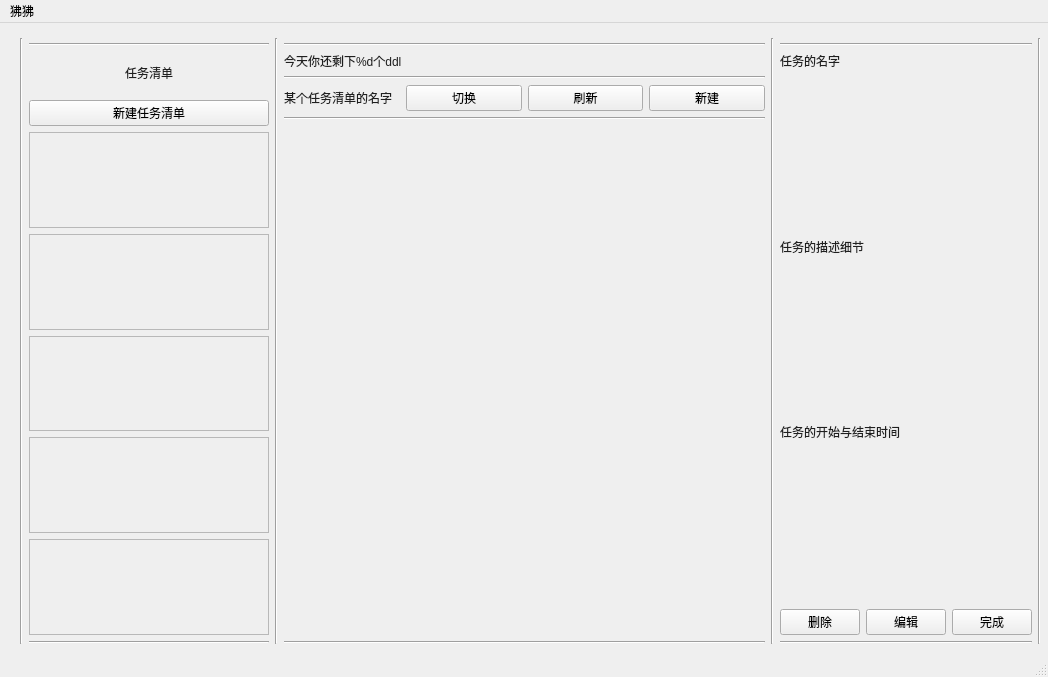
Before: the Qt Designer form mainwindow.ui in interestingLSY/DDL-Firewall, drawn with Qt 5.
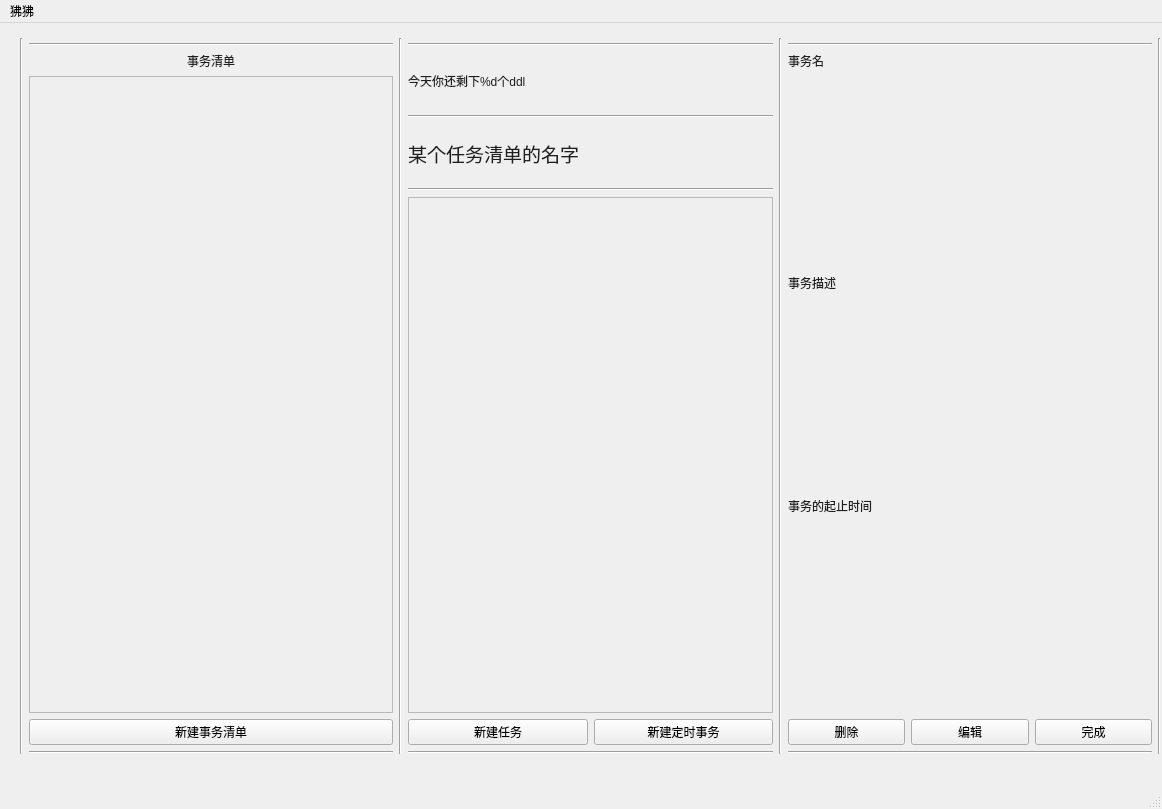
After: the same form once the commit is applied. Custom widgets are drawn as their Qt base class.

Commit message: 添加了以下功能： - 选择事务列表 - 添加事务列表 - 添加两类事件

```diff
--- a/mainwindow.ui
+++ b/mainwindow.ui
@@ -6,8 +6,8 @@
    <rect>
     <x>0</x>
     <y>0</y>
-    <width>1048</width>
-    <height>677</height>
+    <width>1162</width>
+    <height>809</height>
    </rect>
   </property>
   <property name="windowTitle">
@@ -19,11 +19,14 @@
      <rect>
       <x>20</x>
       <y>10</y>
-      <width>1021</width>
-      <height>611</height>
+      <width>1141</width>
+      <height>721</height>
      </rect>
     </property>
-    <layout class="QHBoxLayout" name="laymain" stretch="1,5,1,10,1,5,1">
+    <layout class="QHBoxLayout" name="laymain" stretch="0,1,0,1,0,1,0">
+     <property name="sizeConstraint">
+      <enum>QLayout::SetDefaultConstraint</enum>
+     </property>
      <property name="topMargin">
       <number>5</number>
      </property>
@@ -35,7 +38,7 @@
       </widget>
      </item>
      <item>
-      <layout class="QVBoxLayout" name="left" stretch="1,3,3,36,1">
+      <layout class="QVBoxLayout" name="left" stretch="10,0,0,0,0">
        <property name="topMargin">
         <number>5</number>
        </property>
@@ -56,77 +59,55 @@
           <set>Qt::ImhLatinOnly</set>
          </property>
          <property name="text">
-          <string>任务清单</string>
+          <string>事务清单</string>
          </property>
          <property name="alignment">
           <set>Qt::AlignCenter</set>
          </property>
         </widget>
        </item>
+       <item>
+        <widget class="QScrollArea" name="scrollArea">
+         <property name="widgetResizable">
+          <bool>true</bool>
+         </property>
+         <widget class="QWidget" name="scroll_tasklists">
+          <property name="geometry">
+           <rect>
+            <x>0</x>
+            <y>0</y>
+            <width>360</width>
+            <height>611</height>
+           </rect>
+          </property>
+          <widget class="QWidget" name="verticalLayoutWidget">
+           <property name="geometry">
+            <rect>
+             <x>0</x>
+             <y>0</y>
+             <width>361</width>
+             <height>611</height>
+            </rect>
+           </property>
+           <layout class="QVBoxLayout" name="layout_tasklists">
+            <property name="sizeConstraint">
+             <enum>QLayout::SetMaximumSize</enum>
+            </property>
+           </layout>
+          </widget>
+         </widget>
+        </widget>
+       </item>
        <item>
         <widget class="QPushButton" name="btn_left_create_tasklist">
          <property name="styleSheet">
           <string notr="true"/>
          </property>
          <property name="text">
-          <string>新建任务清单</string>
+          <string>新建事务清单</string>
          </property>
         </widget>
        </item>
-       <item>
-        <layout class="QVBoxLayout" name="left_inside">
-         <item>
-          <widget class="QFrame" name="frame">
-           <property name="frameShape">
-            <enum>QFrame::StyledPanel</enum>
-           </property>
-           <property name="frameShadow">
-            <enum>QFrame::Raised</enum>
-           </property>
-          </widget>
-         </item>
-         <item>
-          <widget class="QFrame" name="frame_5">
-           <property name="frameShape">
-            <enum>QFrame::StyledPanel</enum>
-           </property>
-           <property name="frameShadow">
-            <enum>QFrame::Raised</enum>
-           </property>
-          </widget>
-         </item>
-         <item>
-          <widget class="QFrame" name="frame_3">
-           <property name="frameShape">
-            <enum>QFrame::StyledPanel</enum>
-           </property>
-           <property name="frameShadow">
-            <enum>QFrame::Raised</enum>
-           </property>
-          </widget>
-         </item>
-         <item>
-          <widget class="QFrame" name="frame_4">
-           <property name="frameShape">
-            <enum>QFrame::StyledPanel</enum>
-           </property>
-           <property name="frameShadow">
-            <enum>QFrame::Raised</enum>
-           </property>
-          </widget>
-         </item>
-         <item>
-          <widget class="QFrame" name="frame_2">
-           <property name="frameShape">
-            <enum>QFrame::StyledPanel</enum>
-           </property>
-           <property name="frameShadow">
-            <enum>QFrame::Raised</enum>
-           </property>
-          </widget>
-         </item>
-        </layout>
-       </item>
        <item>
         <widget class="Line" name="line_8">
          <property name="orientation">
@@ -144,9 +125,9 @@
       </widget>
      </item>
      <item>
-      <layout class="QVBoxLayout" name="midpoint" stretch="0,0,0,3,0,35,0">
+      <layout class="QVBoxLayout" name="midpoint" stretch="0,1,0,1,0,9,1,0">
        <property name="sizeConstraint">
-        <enum>QLayout::SetNoConstraint</enum>
+        <enum>QLayout::SetDefaultConstraint</enum>
        </property>
        <property name="topMargin">
         <number>5</number>
@@ -177,40 +158,19 @@
         </widget>
        </item>
        <item>
-        <layout class="QHBoxLayout" name="horizontalLayout">
-         <item>
-          <widget class="QLabel" name="lab_tasklist_name">
-           <property name="styleSheet">
-            <string notr="true">font: 25 11pt '宋体';
-color: rgb(31,31,31);</string>
-           </property>
-           <property name="text">
-            <string>某个任务清单的名字</string>
-           </property>
-          </widget>
-         </item>
-         <item>
-          <widget class="QPushButton" name="btn_mid_switch">
-           <property name="text">
-            <string>切换</string>
-           </property>
-          </widget>
-         </item>
-         <item>
-          <widget class="QPushButton" name="btn_mid_refresh">
-           <property name="text">
-            <string>刷新</string>
-           </property>
-          </widget>
-         </item>
-         <item>
-          <widget class="QPushButton" name="btn_mid_create_task">
-           <property name="text">
-            <string>新建</string>
-           </property>
-          </widget>
-         </item>
-        </layout>
+        <widget class="QLabel" name="lab_tasklist_name">
+         <property name="font">
+          <font>
+           <pointsize>14</pointsize>
+          </font>
+         </property>
+         <property name="styleSheet">
+          <string notr="true">color: rgb(31,31,31);</string>
+         </property>
+         <property name="text">
+          <string>某个任务清单的名字</string>
+         </property>
+        </widget>
        </item>
        <item>
         <widget class="Line" name="line_12">
@@ -220,15 +180,55 @@
         </widget>
        </item>
        <item>
-        <widget class="QStackedWidget" name="stackedWidget">
-         <property name="currentIndex">
-          <number>2</number>
+        <widget class="QScrollArea" name="scroll_tasks">
+         <property name="widgetResizable">
+          <bool>true</bool>
          </property>
-         <widget class="list_type" name="page1"/>
-         <widget class="calendar_type" name="page2"/>
-         <widget class="list_type2" name="page3"/>
+         <widget class="QWidget" name="scrollAreaWidgetContents">
+          <property name="geometry">
+           <rect>
+            <x>0</x>
+            <y>0</y>
+            <width>359</width>
+            <height>489</height>
+           </rect>
+          </property>
+          <widget class="QWidget" name="verticalLayoutWidget_2">
+           <property name="geometry">
+            <rect>
+             <x>0</x>
+             <y>0</y>
+             <width>331</width>
+             <height>491</height>
+            </rect>
+           </property>
+           <layout class="QVBoxLayout" name="layout_tasks">
+            <property name="sizeConstraint">
+             <enum>QLayout::SetMaximumSize</enum>
+            </property>
+           </layout>
+          </widget>
+         </widget>
         </widget>
        </item>
+       <item>
+        <layout class="QHBoxLayout" name="horizontalLayout_3">
+         <item>
+          <widget class="QPushButton" name="btn_mid_add_job">
+           <property name="text">
+            <string>新建任务</string>
+           </property>
+          </widget>
+         </item>
+         <item>
+          <widget class="QPushButton" name="btn_mid_add_sche_task">
+           <property name="text">
+            <string>新建定时事务</string>
+           </property>
+          </widget>
+         </item>
+        </layout>
+       </item>
        <item>
         <widget class="Line" name="line_10">
          <property name="orientation">
@@ -248,7 +248,7 @@
      <item>
       <layout class="QVBoxLayout" name="right">
        <property name="sizeConstraint">
-        <enum>QLayout::SetNoConstraint</enum>
+        <enum>QLayout::SetDefaultConstraint</enum>
        </property>
        <property name="topMargin">
         <number>5</number>
@@ -267,7 +267,7 @@
 color: rgb(31,31,31);</string>
          </property>
          <property name="text">
-          <string>任务的名字</string>
+          <string>事务名</string>
          </property>
         </widget>
        </item>
@@ -291,7 +291,7 @@
 color: rgb(31,31,31);</string>
          </property>
          <property name="text">
-          <string>任务的描述细节</string>
+          <string>事务描述</string>
          </property>
         </widget>
        </item>
@@ -315,7 +315,7 @@
 color: rgb(31,31,31);</string>
          </property>
          <property name="text">
-          <string>任务的开始与结束时间</string>
+          <string>事务的起止时间</string>
          </property>
         </widget>
        </item>
@@ -381,7 +381,7 @@
     <rect>
      <x>0</x>
      <y>0</y>
-     <width>1048</width>
+     <width>1162</width>
      <height>27</height>
     </rect>
    </property>
@@ -394,26 +394,6 @@
   </widget>
   <widget class="QStatusBar" name="statusbar"/>
  </widget>
- <customwidgets>
-  <customwidget>
-   <class>list_type</class>
-   <extends>QWidget</extends>
-   <header location="global">list_type.h</header>
-   <container>1</container>
-  </customwidget>
-  <customwidget>
-   <class>calendar_type</class>
-   <extends>QWidget</extends>
-   <header location="global">calendar_type.h</header>
-   <container>1</container>
-  </customwidget>
-  <customwidget>
-   <class>list_type2</class>
-   <extends>QWidget</extends>
-   <header location="global">list_type2.h</header>
-   <container>1</container>
-  </customwidget>
- </customwidgets>
  <resources/>
  <connections/>
 </ui>
```
The commit also changes 17 other files.
